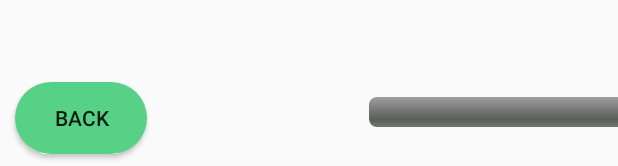
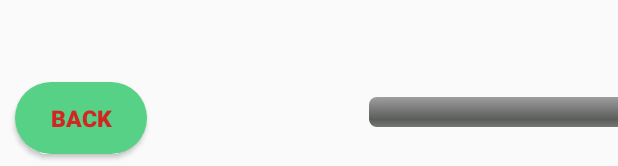
Before and after one commit to TranBaKhoa1999/ProjectMobile, an Android app: the layout activity_game.xml on its own in the app's theme, with its tools: preview values and no code run, on a phone screen of 412 x 824 dp. Shown: the part 1067-1233 px from the top of the screen. Run offline under Robolectric (Android 15) with nearby library versions, the light colour scheme and no system bars.

Commit message:
FIx flow

```diff
--- a/app/src/main/res/layout/activity_game.xml
+++ b/app/src/main/res/layout/activity_game.xml
@@ -298,6 +298,9 @@
         android:background="@drawable/custom_select_button"
         android:onClick="CloseActivity"
         android:text="Back"
+        android:textColor="#D12624"
+        android:textSize="15sp"
+        android:textStyle="bold"
         app:layout_constraintBottom_toBottomOf="parent"
         app:layout_constraintStart_toStartOf="parent" />
 
```
Also changed, not shown: app/src/main/java/com/technogeek/diceroller/GameActivity.java (+5 -4 lines).
